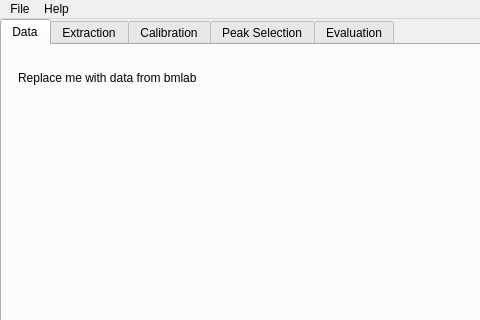
Above: bmicro/gui/main.ui from BrillouinMicroscopy/BMicro before the change; both pictures show x 0 to 480 and y 0 to 320 of the 730 by 518 pixel window. Below: the same form after it.
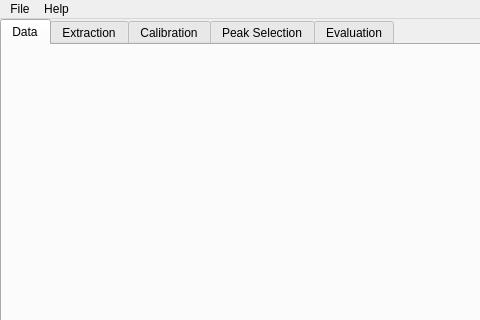
That is the form after the change.

Commit message: Move different views in separate ui files

```diff
--- a/bmicro/gui/main.ui
+++ b/bmicro/gui/main.ui
@@ -42,19 +42,6 @@
        <attribute name="title">
         <string>Data</string>
        </attribute>
-       <widget class="QLabel" name="label_test">
-        <property name="geometry">
-         <rect>
-          <x>16</x>
-          <y>16</y>
-          <width>209</width>
-          <height>33</height>
-         </rect>
-        </property>
-        <property name="text">
-         <string>Replace me with data from bmlab</string>
-        </property>
-       </widget>
       </widget>
       <widget class="QWidget" name="tab_extraction">
        <attribute name="title">
```
The commit also changes 7 other files.
